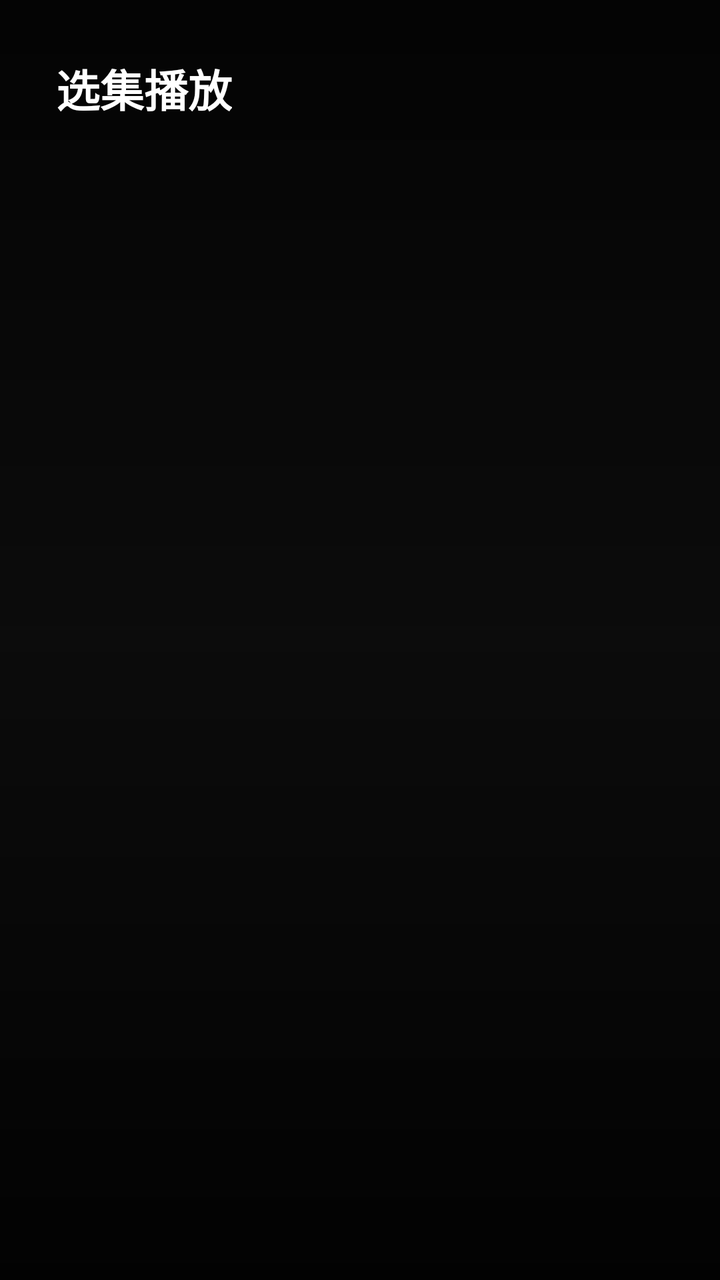
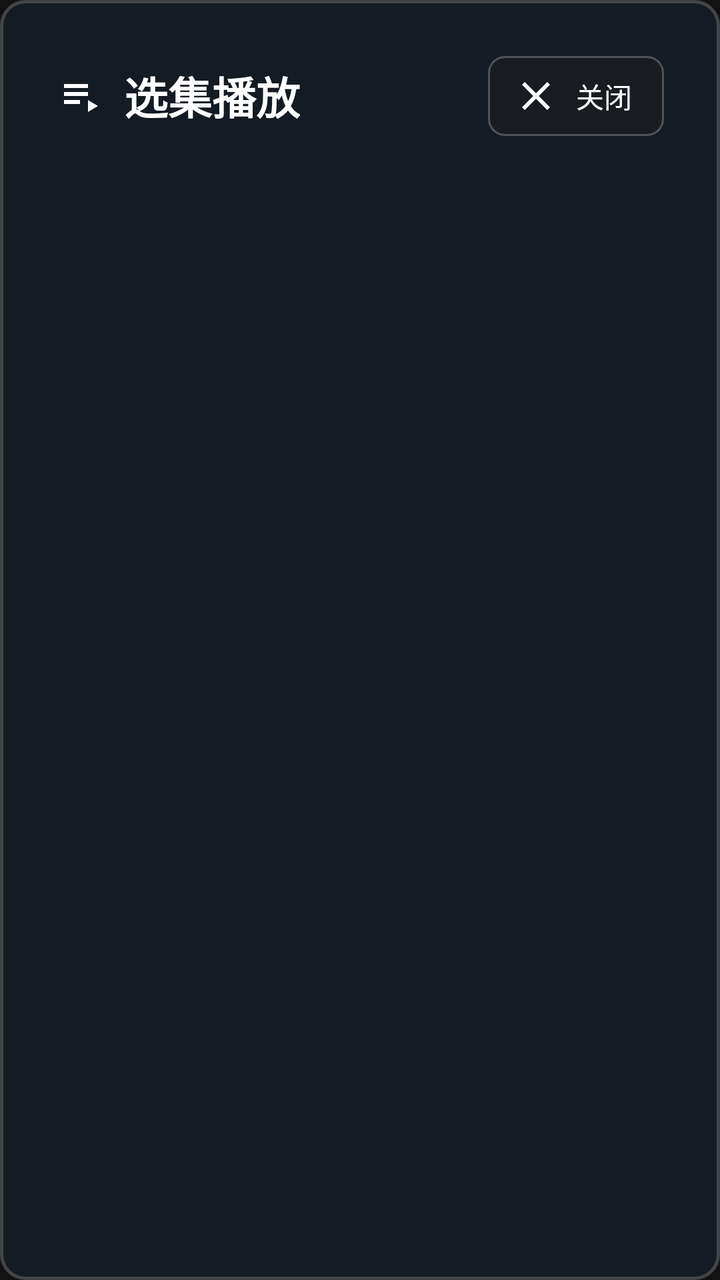

Two renders of the same Android screen: before a commit and after it. Below are the layout's source before the change and the commit's diff.
<!-- AndroidManifest.xml: application theme Theme.BigEyesTV -->
<!-- res/layout/dialog_episode_list.xml -->
<?xml version="1.0" encoding="utf-8"?>
<LinearLayout xmlns:android="http://schemas.android.com/apk/res/android"
    android:layout_width="match_parent"
    android:layout_height="wrap_content"
    android:background="@drawable/bg_control_overlay"
    android:orientation="vertical"
    android:padding="28dp">

    <LinearLayout
        android:layout_width="match_parent"
        android:layout_height="wrap_content"
        android:gravity="center_vertical"
        android:orientation="horizontal">

        <TextView
            android:id="@+id/tvDialogTitle"
            android:layout_width="wrap_content"
            android:layout_height="wrap_content"
            android:text="选集播放"
            android:textColor="@color/white"
            android:textSize="22sp"
            android:textStyle="bold" />

        <TextView
            android:id="@+id/tvDialogSeriesTitle"
            android:layout_width="0dp"
            android:layout_height="wrap_content"
            android:layout_marginStart="16dp"
            android:layout_weight="1"
            android:ellipsize="end"
            android:singleLine="true"
            android:textColor="@color/accent_blue"
            android:textSize="18sp"
            android:text="" />

        <TextView
            android:id="@+id/tvDialogEpisodeCount"
            android:layout_width="wrap_content"
            android:layout_height="wrap_content"
            android:textColor="@color/text_secondary"
            android:textSize="15sp"
            android:text="" />
    </LinearLayout>

    <androidx.recyclerview.widget.RecyclerView
        android:id="@+id/recyclerEpisodes"
        android:layout_width="match_parent"
        android:layout_height="wrap_content"
        android:layout_marginTop="20dp"
        android:clipToPadding="false"
        android:paddingBottom="12dp"
        android:nestedScrollingEnabled="false" />

</LinearLayout>
<!-- resources referenced by this layout -->
<resources>
  <color name="accent_blue">#2196F3</color>
  <color name="text_secondary">#B0BEC5</color>
  <color name="white">#FFFFFFFF</color>
  <!-- drawable bg_control_overlay (drawable) -->
  <?xml version="1.0" encoding="utf-8"?>
  <shape xmlns:android="http://schemas.android.com/apk/res/android"
      android:shape="rectangle">
      <gradient
          android:angle="270"
          android:startColor="#D0000000"
          android:centerColor="#60000000"
          android:endColor="#E6000000"
          android:type="linear" />
  </shape>
  <style name="Theme.BigEyesTV" parent="Theme.AppCompat.NoActionBar">
          <item name="android:windowBackground">@color/bg_dark</item>
          <item name="android:statusBarColor">@color/black</item>
      </style>
  <color name="bg_dark">#121212</color>
  <color name="black">#FF000000</color>
</resources>

<!-- the commit's change to res/layout/dialog_episode_list.xml (unified diff, before → after) -->
@@ -1,8 +1,8 @@
 <?xml version="1.0" encoding="utf-8"?>
 <LinearLayout xmlns:android="http://schemas.android.com/apk/res/android"
     android:layout_width="match_parent"
-    android:layout_height="wrap_content"
-    android:background="@drawable/bg_control_overlay"
+    android:layout_height="match_parent"
+    android:background="@drawable/bg_dialog_panel"
     android:orientation="vertical"
     android:padding="28dp">
 
@@ -11,6 +11,13 @@
         android:layout_height="wrap_content"
         android:gravity="center_vertical"
         android:orientation="horizontal">
+
+        <ImageView
+            android:layout_width="24dp"
+            android:layout_height="24dp"
+            android:layout_marginEnd="10dp"
+            android:contentDescription="@null"
+            android:src="@drawable/ic_playlist" />
 
         <TextView
             android:id="@+id/tvDialogTitle"
@@ -29,26 +36,52 @@
             android:layout_weight="1"
             android:ellipsize="end"
             android:singleLine="true"
+            android:text=""
             android:textColor="@color/accent_blue"
-            android:textSize="18sp"
-            android:text="" />
+            android:textSize="18sp" />
 
         <TextView
             android:id="@+id/tvDialogEpisodeCount"
             android:layout_width="wrap_content"
             android:layout_height="wrap_content"
+            android:layout_marginEnd="16dp"
+            android:text=""
             android:textColor="@color/text_secondary"
-            android:textSize="15sp"
-            android:text="" />
+            android:textSize="15sp" />
+
+        <Button
+            android:id="@+id/btnCloseDialog"
+            android:layout_width="wrap_content"
+            android:layout_height="40dp"
+            android:background="@drawable/bg_tv_button"
+            android:drawableStart="@drawable/ic_close"
+            android:drawablePadding="6dp"
+            android:focusable="true"
+            android:focusableInTouchMode="true"
+            android:paddingStart="12dp"
+            android:paddingEnd="14dp"
+            android:text="关闭"
+            android:textColor="@color/white"
+            android:textSize="14sp" />
     </LinearLayout>
+
+    <TextView
+        android:id="@+id/tvEmptyEpisodes"
+        android:layout_width="match_parent"
+        android:layout_height="120dp"
+        android:gravity="center"
+        android:text="暂无剧集列表"
+        android:textColor="@color/text_secondary"
+        android:textSize="16sp"
+        android:visibility="gone" />
 
     <androidx.recyclerview.widget.RecyclerView
         android:id="@+id/recyclerEpisodes"
         android:layout_width="match_parent"
-        android:layout_height="wrap_content"
-        android:layout_marginTop="20dp"
+        android:layout_height="0dp"
+        android:layout_marginTop="18dp"
+        android:layout_weight="1"
         android:clipToPadding="false"
-        android:paddingBottom="12dp"
-        android:nestedScrollingEnabled="false" />
+        android:paddingBottom="8dp" />
 
 </LinearLayout>
<!-- resource entries referenced after the edit -->
@@ -3,17 +3,64 @@
   <color name="accent_blue">#2196F3</color>
   <color name="text_secondary">#B0BEC5</color>
   <color name="white">#FFFFFFFF</color>
-  <!-- drawable bg_control_overlay (drawable) -->
+  <!-- drawable bg_dialog_panel (drawable) -->
   <?xml version="1.0" encoding="utf-8"?>
   <shape xmlns:android="http://schemas.android.com/apk/res/android"
       android:shape="rectangle">
-      <gradient
-          android:angle="270"
-          android:startColor="#D0000000"
-          android:centerColor="#60000000"
-          android:endColor="#E6000000"
-          android:type="linear" />
+      <solid android:color="#EE161C24" />
+      <stroke android:width="1.5dp" android:color="#33FFFFFF" />
+      <corners android:radius="12dp" />
   </shape>
+  <!-- drawable bg_tv_button (drawable) -->
+  <?xml version="1.0" encoding="utf-8"?>
+  <selector xmlns:android="http://schemas.android.com/apk/res/android">
+      
+      <item android:state_focused="true">
+          <shape android:shape="rectangle">
+              <solid android:color="#332196F3" />
+              <stroke android:width="2.5dp" android:color="#2196F3" />
+              <corners android:radius="8dp" />
+          </shape>
+      </item>
+      
+      <item android:state_pressed="true">
+          <shape android:shape="rectangle">
+              <solid android:color="#662196F3" />
+              <stroke android:width="2.5dp" android:color="#64B5F6" />
+              <corners android:radius="8dp" />
+          </shape>
+      </item>
+      
+      <item>
+          <shape android:shape="rectangle">
+              <solid android:color="#801E1E1E" />
+              <stroke android:width="1dp" android:color="#40FFFFFF" />
+              <corners android:radius="8dp" />
+          </shape>
+      </item>
+  </selector>
+  <!-- drawable ic_close (drawable) -->
+  <?xml version="1.0" encoding="utf-8"?>
+  <vector xmlns:android="http://schemas.android.com/apk/res/android"
+      android:width="24dp"
+      android:height="24dp"
+      android:viewportWidth="24"
+      android:viewportHeight="24">
+      <path
+          android:fillColor="#FFFFFF"
+          android:pathData="M19,6.41L17.59,5L12,10.59L6.41,5L5,6.41L10.59,12L5,17.59L6.41,19L12,13.41L17.59,19L19,17.59L13.41,12z" />
+  </vector>
+  <!-- drawable ic_playlist (drawable) -->
+  <?xml version="1.0" encoding="utf-8"?>
+  <vector xmlns:android="http://schemas.android.com/apk/res/android"
+      android:width="24dp"
+      android:height="24dp"
+      android:viewportWidth="24"
+      android:viewportHeight="24">
+      <path
+          android:fillColor="#FFFFFF"
+          android:pathData="M4,10h12v2H4V10zM4,6h12v2H4V6zM4,14h8v2H4V14zM16,14v6l5,-3L16,14z" />
+  </vector>
   <style name="Theme.BigEyesTV" parent="Theme.AppCompat.NoActionBar">
           <item name="android:windowBackground">@color/bg_dark</item>
           <item name="android:statusBarColor">@color/black</item>
